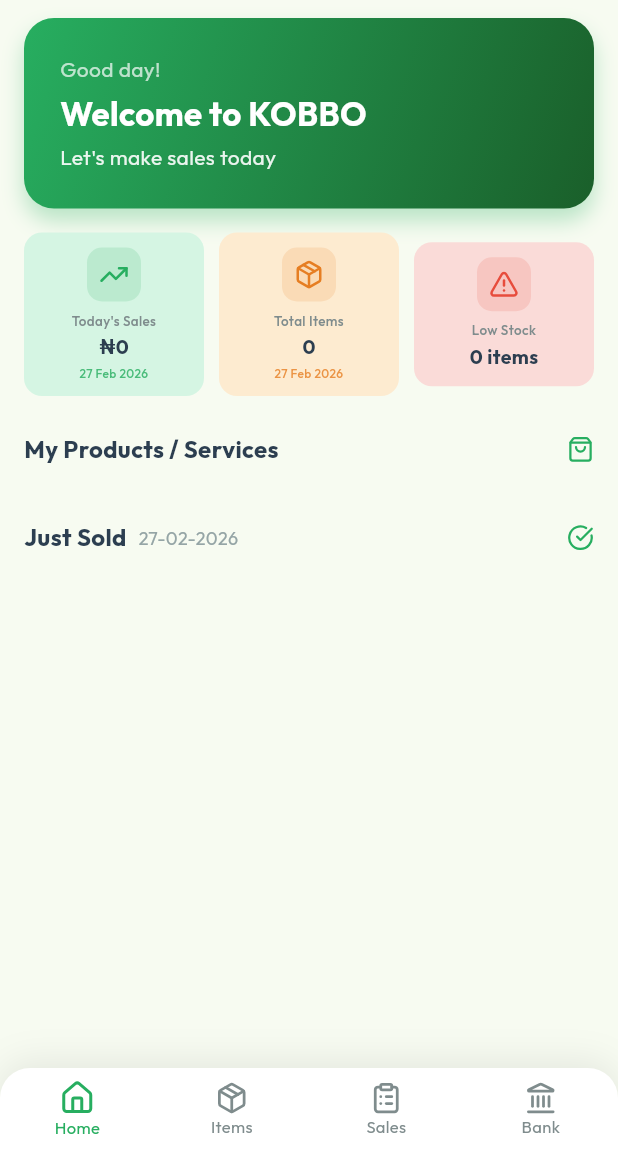
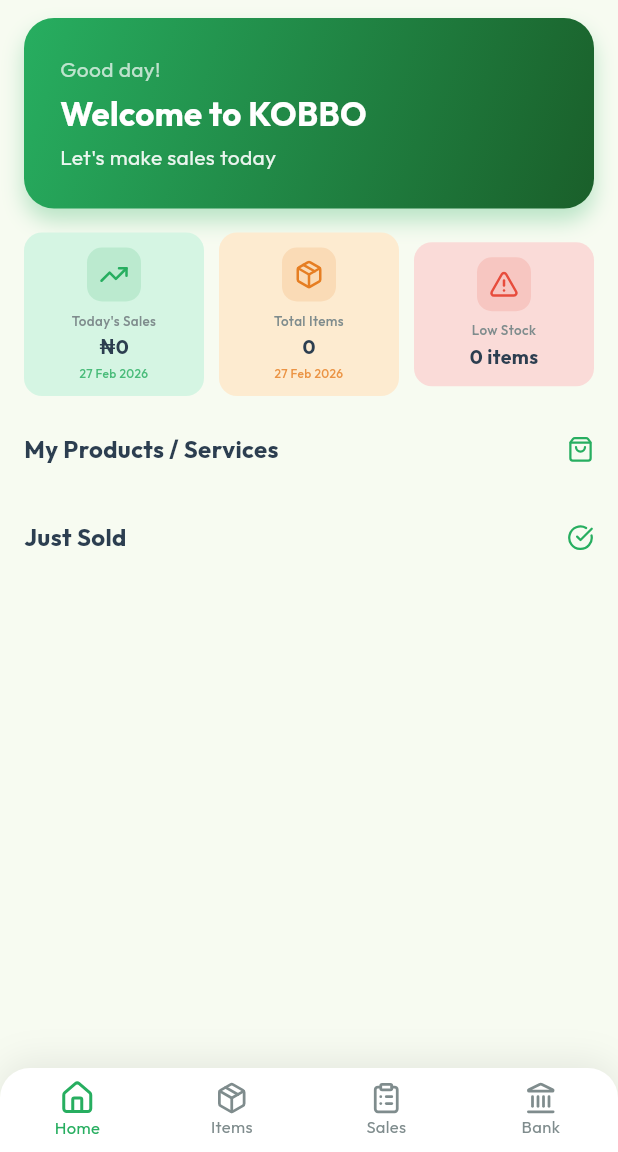
Before and after one commit to gbabudoh/kobo, a Flutter app: the HomeScreen screen opened directly, on a phone screen of 412 x 824 dp, the part 84-1236 px from its top. Run offline on Flutter 3.47's test engine with Material 3 defaults, Android fonts, the phone set to English and light mode, and no system bars; our stand-ins replace connectivity_plus, fl_chart, flutter_animate, google_fonts, lucide_icons, shared_preferences; missing offline and left inert: flutter_paystack_max; accounts and stored records are empty.

Commit message:
Add date to each sale item in Just Sold section (DD-MM-YYYY format)

```diff
--- a/lib/screens/home_tab.dart
+++ b/lib/screens/home_tab.dart
@@ -250,11 +250,6 @@
                       'Just Sold',
                       style: TextStyle(fontSize: 16, fontWeight: FontWeight.w700, color: Color(0xFF2c3e50)),
                     ),
-                    const SizedBox(width: 8),
-                    Text(
-                      '${DateTime.now().day.toString().padLeft(2, '0')}-${DateTime.now().month.toString().padLeft(2, '0')}-${DateTime.now().year}',
-                      style: const TextStyle(fontSize: 12, color: Color(0xFF95a5a6)),
-                    ),
                     const Spacer(),
                     Icon(LucideIcons.checkCircle, size: 18, color: const Color(0xFF27ae60)),
                   ],
@@ -277,7 +272,8 @@
                   child: Row(
                     mainAxisAlignment: MainAxisAlignment.spaceBetween,
                     children: [
-                      Column(
+                      Expanded(
+                        child: Column(
                           crossAxisAlignment: CrossAxisAlignment.start,
                           children: [
                             Text(
@@ -290,10 +286,11 @@
                             ),
                             const SizedBox(height: 2),
                             Text(
-                            'x${sale.quantity} • ${sale.timeString}',
+                              'x${sale.quantity} • ${sale.dateTime.day.toString().padLeft(2, '0')}-${sale.dateTime.month.toString().padLeft(2, '0')}-${sale.dateTime.year} • ${sale.timeString}',
                               style: const TextStyle(fontSize: 12, color: Color(0xFF95a5a6)),
                             ),
                           ],
+                        ),
                       ),
                       Text(
                         _formatNaira(sale.total),
```
Lines whose indentation alone changed are shown as unchanged.
